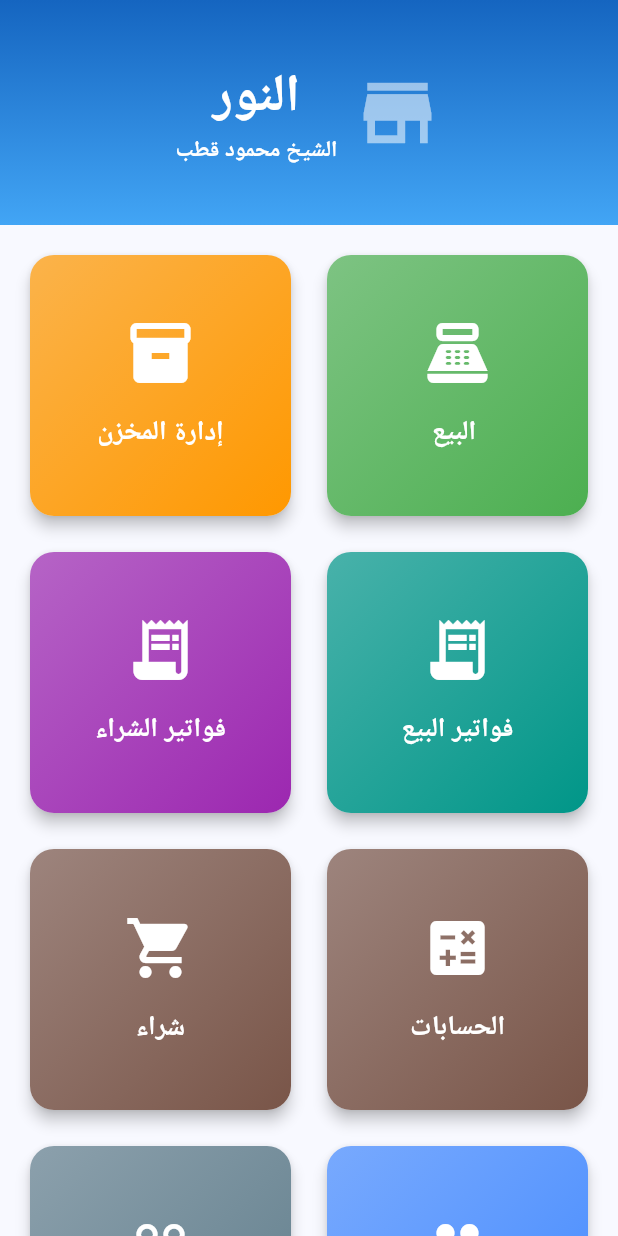
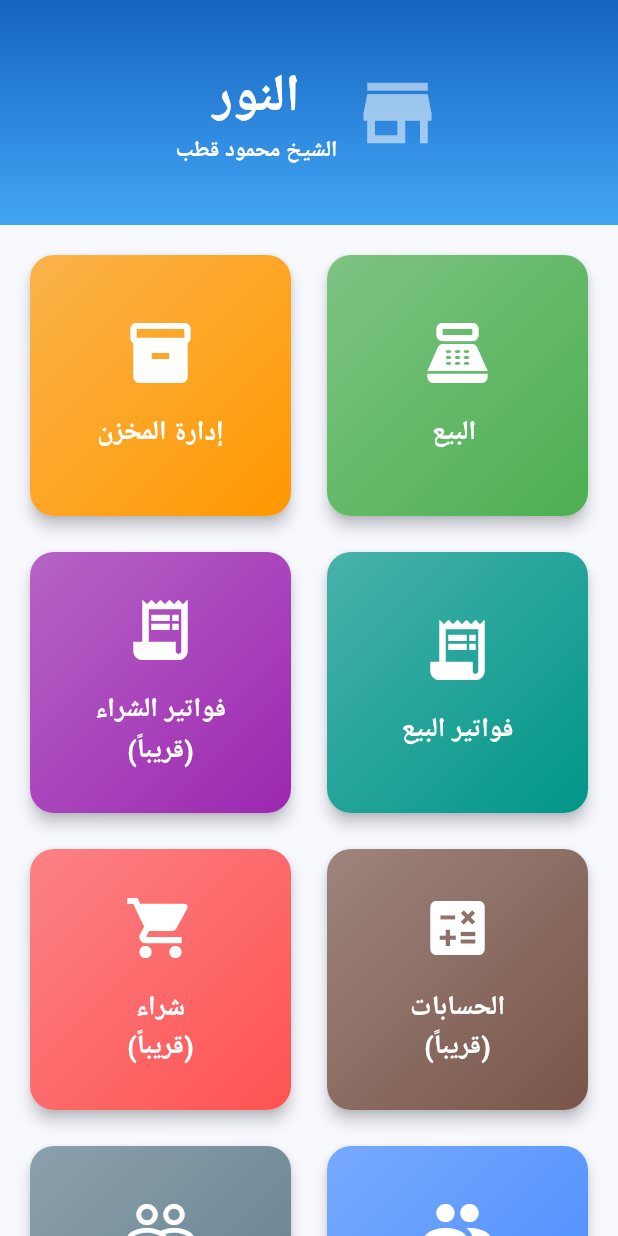
Before and after one commit to AhmedElgendy2004/Noor-Inventory-Accounting-System, a Flutter app: the screen it shows after launch, on a phone screen of 412 x 824 dp. Run offline on Flutter 3.47's test engine with Material 3 defaults, Android fonts, the phone set to English and light mode, and no system bars; our stand-ins replace equatable, flutter_bloc, flutter_dotenv, go_router, supabase_flutter; missing offline and left inert: mobile_scanner; accounts and stored records are empty.

Commit message:
simple edit in home screen

```diff
--- a/lib/features/home/ui/home_screen.dart
+++ b/lib/features/home/ui/home_screen.dart
@@ -88,7 +88,7 @@ class HomeScreen extends StatelessWidget {
 
                 // 4. Purchase Invoices (Placeholder)
                 DashboardCard(
-                  title: 'فواتير الشراء',
+                  title: 'فواتير الشراء \n(قريباً)',
                   icon: Icons.receipt_long,
                   color: Colors.purple,
                   onTap: () {
@@ -102,7 +102,7 @@ class HomeScreen extends StatelessWidget {
 
                 // 5. Accounts (Placeholder)
                 DashboardCard(
-                  title: 'الحسابات',
+                  title: 'الحسابات\n(قريباً)',
                   icon: Icons.calculate,
                   color: Colors.brown,
                   onTap: () {
@@ -113,9 +113,9 @@ class HomeScreen extends StatelessWidget {
                 ),
                 // 6. Purchases (Placeholder)
                 DashboardCard(
-                  title: 'شراء',
+                  title: 'شراء\n(قريباً)',
                   icon: Icons.shopping_cart,
-                  color: Colors.brown,
+                  color: Colors.redAccent,
                   onTap: () {
                     ScaffoldMessenger.of(context).showSnackBar(
                       const SnackBar(content: Text('قريباً: إدارة الشراء')),
@@ -125,7 +125,7 @@ class HomeScreen extends StatelessWidget {
 
                 // 7. Customers (Placeholder)
                 DashboardCard(
-                  title: 'العملاء',
+                  title: 'العملاء\n(قريباً)',
                   icon: Icons.people,
                   color: Colors.blueAccent,
                   onTap: () {
@@ -136,7 +136,7 @@ class HomeScreen extends StatelessWidget {
                 ),
                 // 8. Suppliers (Placeholder)
                 DashboardCard(
-                  title: 'الموردين',
+                  title: 'الموردين\n(قريباً)',
                   icon: Icons.people_outline,
                   color: Colors.blueGrey,
                   onTap: () {
```
